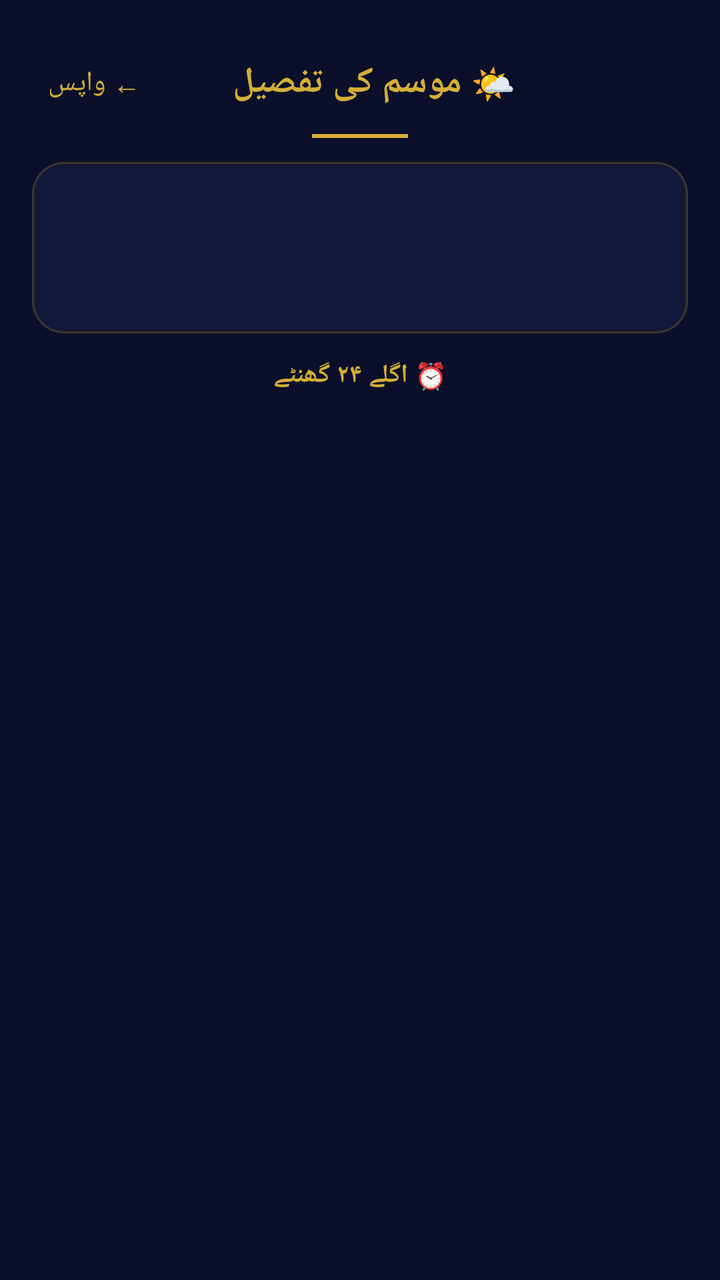
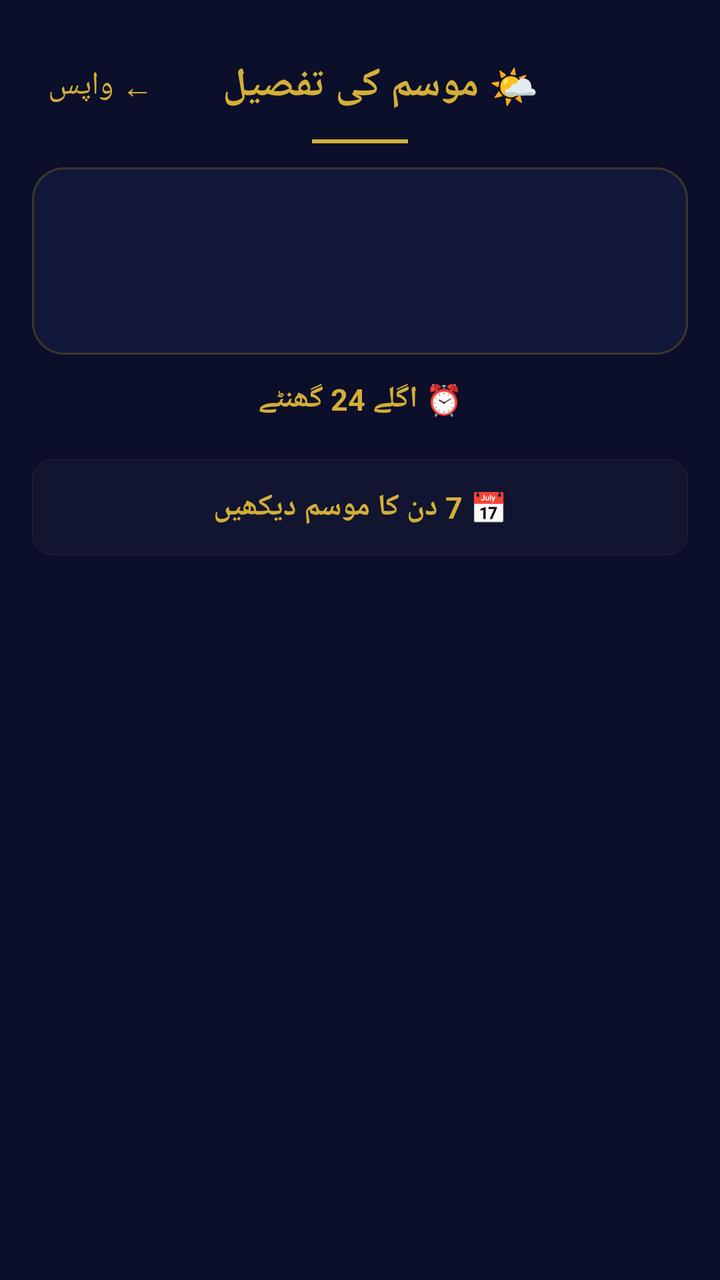

An Android layout rendered at two revisions. The XML below is the earlier revision; the diff shows what the commit changed to produce the second picture.
<!-- AndroidManifest.xml: activity theme Theme.App.EmeraldDusk.Dark -->
<!-- res/layout/activity_weather_detail.xml -->
<?xml version="1.0" encoding="utf-8"?>
<ScrollView xmlns:android="http://schemas.android.com/apk/res/android"
    android:layout_width="match_parent"
    android:layout_height="match_parent"
    android:background="#0B0F2A"
    android:fillViewport="true">

    <LinearLayout
        android:layout_width="match_parent"
        android:layout_height="wrap_content"
        android:orientation="vertical"
        android:paddingHorizontal="16dp"
        android:paddingBottom="24dp">

        
        <LinearLayout
            android:layout_width="match_parent"
            android:layout_height="wrap_content"
            android:orientation="horizontal"
            android:gravity="center_vertical"
            android:layout_marginTop="24dp">

            <TextView
                android:id="@+id/weatherDetailBack"
                android:layout_width="wrap_content"
                android:layout_height="wrap_content"
                android:text="← واپس"
                android:textSize="14sp"
                android:textColor="#D4AF37"
                android:padding="8dp"
                android:clickable="true"
                android:focusable="true" />

            <TextView
                android:layout_width="0dp"
                android:layout_height="wrap_content"
                android:layout_weight="1"
                android:text="🌤 موسم کی تفصیل"
                android:textSize="18sp"
                android:textColor="#D4AF37"
                android:textStyle="bold"
                android:gravity="center"
                android:fontFamily="sans-serif" />

            <View android:layout_width="48dp" android:layout_height="1dp" />
        </LinearLayout>

        <View android:layout_width="48dp" android:layout_height="2dp" android:layout_marginTop="8dp" android:background="#D4AF37" android:layout_gravity="center" />

        
        <LinearLayout
            android:id="@+id/weatherSummaryCard"
            android:layout_width="match_parent"
            android:layout_height="wrap_content"
            android:orientation="vertical"
            android:background="@drawable/card_background"
            android:padding="14dp"
            android:layout_marginTop="12dp">

            <TextView
                android:id="@+id/weatherSummaryRain"
                android:layout_width="match_parent"
                android:layout_height="wrap_content"
                android:text=""
                android:textSize="14sp"
                android:textColor="#E8E6E1"
                android:gravity="center"
                android:fontFamily="sans-serif" />

            <TextView
                android:id="@+id/weatherSummaryTemp"
                android:layout_width="match_parent"
                android:layout_height="wrap_content"
                android:layout_marginTop="4dp"
                android:text=""
                android:textSize="12sp"
                android:textColor="#C9A961"
                android:gravity="center"
                android:fontFamily="sans-serif" />

            <TextView
                android:id="@+id/weatherSummaryHeat"
                android:layout_width="match_parent"
                android:layout_height="wrap_content"
                android:layout_marginTop="2dp"
                android:text=""
                android:textSize="12sp"
                android:textColor="#E8E6E1"
                android:gravity="center"
                android:fontFamily="sans-serif" />
        </LinearLayout>

        
        <LinearLayout
            android:layout_width="match_parent"
            android:layout_height="wrap_content"
            android:orientation="vertical"
            android:layout_marginTop="12dp">

            <TextView
                android:layout_width="match_parent"
                android:layout_height="wrap_content"
                android:text="⏰ اگلے ۲۴ گھنٹے"
                android:textSize="13sp"
                android:textColor="#D4AF37"
                android:textStyle="bold"
                android:gravity="center"
                android:fontFamily="sans-serif" />

            <LinearLayout
                android:id="@+id/weatherHourlyContainer"
                android:layout_width="match_parent"
                android:layout_height="wrap_content"
                android:orientation="vertical"
                android:layout_marginTop="8dp" />
        </LinearLayout>

    </LinearLayout>
</ScrollView>
<!-- resources referenced by this layout -->
<resources>
  <!-- drawable card_background (drawable) -->
  <?xml version="1.0" encoding="utf-8"?>
  <ripple xmlns:android="http://schemas.android.com/apk/res/android"
      android:color="#33D4AF37">
      <item>
          <layer-list>
              <item>
                  <shape android:shape="rectangle">
                      <solid android:color="@color/cardBorderGold" />
                      <corners android:radius="16dp" />
                  </shape>
              </item>
              <item android:top="1dp" android:bottom="1dp" android:left="1dp" android:right="1dp">
                  <shape android:shape="rectangle">
                      <solid android:color="@color/cardBackground" />
                      <corners android:radius="15dp" />
                  </shape>
              </item>
          </layer-list>
      </item>
  </ripple>
  <style name="Theme.App.EmeraldDusk.Dark" parent="Theme.MaterialComponents.DayNight.NoActionBar">
          <item name="colorPrimary">@color/primary_gold</item>
          <item name="colorOnPrimary">@color/background_base</item>
          <item name="colorPrimaryVariant">@color/muted_gold</item>
          <item name="colorSecondary">@color/accent_prayer_times</item>
          <item name="colorOnSecondary">@color/background_base</item>
          <item name="colorSecondaryVariant">@color/muted_gold</item>
  
          <item name="android:colorBackground">@color/background_base</item>
          <item name="colorSurface">@color/surface_card</item>
          <item name="colorOnBackground">@color/on_background_primary_text</item>
          <item name="colorOnSurface">@color/on_background_primary_text</item>
  
          <item name="colorError">@color/error_soft_red</item>
  
          <item name="android:statusBarColor">@color/background_base</item>
          <item name="android:navigationBarColor">@color/background_base</item>
          <item name="android:windowLightStatusBar" tools:targetApi="23">false</item>
          <item name="android:windowLightNavigationBar" tools:targetApi="27">false</item>
  
          
          <item name="android:activityOpenEnterAnimation">@anim/slide_in_right</item>
          <item name="android:activityOpenExitAnimation">@anim/fade_out</item>
          <item name="android:activityCloseEnterAnimation">@anim/fade_in</item>
          <item name="android:activityCloseExitAnimation">@anim/slide_out_left</item>
  
          
          <item name="android:colorEdgeEffect" tools:targetApi="31">@color/primary_gold</item>
          <item name="android:overScrollMode">ifContentScrolls</item>
      </style>
  <color name="cardBorderGold">#40D4AF37</color>
  <color name="cardBackground">#12183A</color>
  <color name="primary_gold">#E8C547</color>
  <color name="background_base">#0B0F2A</color>
  <color name="muted_gold">#D4AF37</color>
  <color name="accent_prayer_times">#4FA8A0</color>
  <color name="surface_card">#12183A</color>
  <color name="on_background_primary_text">#FFFFFF</color>
  <color name="error_soft_red">#E0645A</color>
</resources>

<!-- the commit's change to res/layout/activity_weather_detail.xml (unified diff, before → after) -->
@@ -25,7 +25,7 @@
                 android:layout_width="wrap_content"
                 android:layout_height="wrap_content"
                 android:text="← واپس"
-                android:textSize="14sp"
+                android:textSize="16sp"
                 android:textColor="#D4AF37"
                 android:padding="8dp"
                 android:clickable="true"
@@ -36,7 +36,7 @@
                 android:layout_height="wrap_content"
                 android:layout_weight="1"
                 android:text="🌤 موسم کی تفصیل"
-                android:textSize="18sp"
+                android:textSize="20sp"
                 android:textColor="#D4AF37"
                 android:textStyle="bold"
                 android:gravity="center"
@@ -62,8 +62,8 @@
                 android:layout_width="match_parent"
                 android:layout_height="wrap_content"
                 android:text=""
-                android:textSize="14sp"
-                android:textColor="#E8E6E1"
+                android:textSize="16sp"
+                android:textColor="#F0EDE8"
                 android:gravity="center"
                 android:fontFamily="sans-serif" />
 
@@ -73,7 +73,7 @@
                 android:layout_height="wrap_content"
                 android:layout_marginTop="4dp"
                 android:text=""
-                android:textSize="12sp"
+                android:textSize="14sp"
                 android:textColor="#C9A961"
                 android:gravity="center"
                 android:fontFamily="sans-serif" />
@@ -84,8 +84,8 @@
                 android:layout_height="wrap_content"
                 android:layout_marginTop="2dp"
                 android:text=""
-                android:textSize="12sp"
-                android:textColor="#E8E6E1"
+                android:textSize="14sp"
+                android:textColor="#F0EDE8"
                 android:gravity="center"
                 android:fontFamily="sans-serif" />
         </LinearLayout>
@@ -100,8 +100,8 @@
             <TextView
                 android:layout_width="match_parent"
                 android:layout_height="wrap_content"
-                android:text="⏰ اگلے ۲۴ گھنٹے"
-                android:textSize="13sp"
+                android:text="⏰ اگلے 24 گھنٹے"
+                android:textSize="15sp"
                 android:textColor="#D4AF37"
                 android:textStyle="bold"
                 android:gravity="center"
@@ -115,5 +115,43 @@
                 android:layout_marginTop="8dp" />
         </LinearLayout>
 
+        
+        <TextView
+            android:id="@+id/weatherWeekToggle"
+            android:layout_width="match_parent"
+            android:layout_height="48dp"
+            android:text="📅 7 دن کا موسم دیکھیں"
+            android:textSize="15sp"
+            android:textColor="#D4AF37"
+            android:textStyle="bold"
+            android:gravity="center"
+            android:background="@drawable/rounded_bg"
+            android:clickable="true"
+            android:focusable="true"
+            android:layout_marginTop="12dp"
+            android:fontFamily="sans-serif" />
+
+        
+        <LinearLayout
+            android:id="@+id/weatherWeekContainer"
+            android:layout_width="match_parent"
+            android:layout_height="wrap_content"
+            android:orientation="vertical"
+            android:visibility="gone"
+            android:layout_marginTop="8dp">
+
+            <TextView
+                android:layout_width="match_parent"
+                android:layout_height="wrap_content"
+                android:text="📅 اگلے 7 دن کا موسم"
+                android:textSize="15sp"
+                android:textColor="#D4AF37"
+                android:textStyle="bold"
+                android:gravity="center"
+                android:fontFamily="sans-serif"
+                android:layout_marginBottom="8dp" />
+
+        </LinearLayout>
+
     </LinearLayout>
 </ScrollView>
<!-- resource entries referenced after the edit -->
@@ -19,6 +19,18 @@
                   </shape>
               </item>
           </layer-list>
+      </item>
+  </ripple>
+  <!-- drawable rounded_bg (drawable) -->
+  <?xml version="1.0" encoding="utf-8"?>
+  <ripple xmlns:android="http://schemas.android.com/apk/res/android"
+      android:color="#33D4AF37">
+      <item>
+          <shape android:shape="rectangle">
+              <solid android:color="#332A2E42" />
+              <stroke android:width="1px" android:color="#26D4AF37" />
+              <corners android:radius="10dp" />
+          </shape>
       </item>
   </ripple>
   <style name="Theme.App.EmeraldDusk.Dark" parent="Theme.MaterialComponents.DayNight.NoActionBar">
